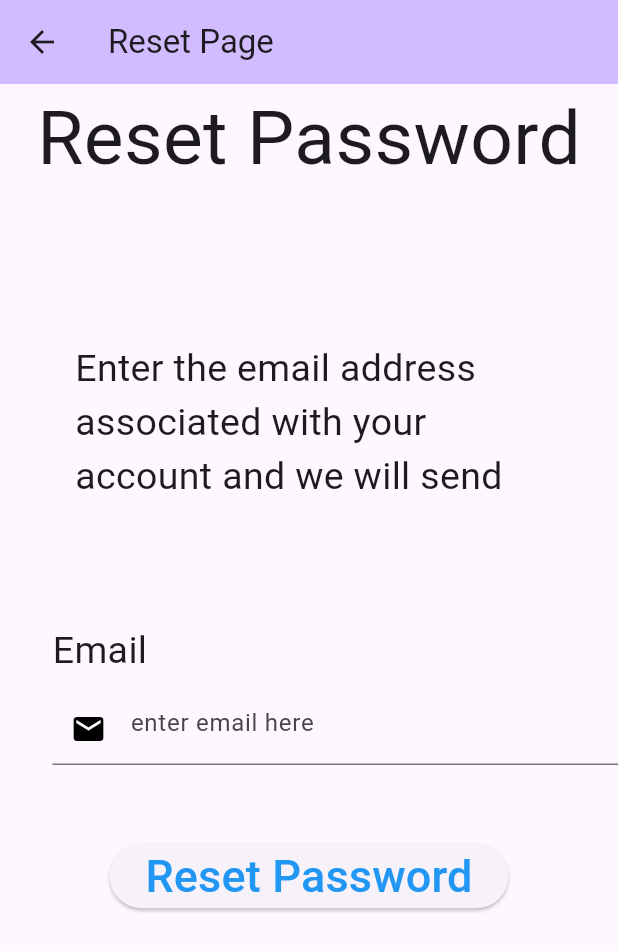
After one commit to dahiyaarjun/first_project_flutter, a Flutter app: the screen it shows after launch, after a tap on "Reset", on a phone screen of 412 x 824 dp. The commit adds this screen. Shown: the top 951 px of the screen. Run offline on Flutter 3.47's test engine with Material 3 defaults, Android fonts, the phone set to English and light mode, and no system bars; network calls fail.

Commit message:
reset pass ui

```diff
--- a/lib/login.dart
+++ b/lib/login.dart
@@ -91,6 +91,10 @@ class _UserLoginState extends State<UserLogin> {
                           ElevatedButton(onPressed: (){
                             Navigator.pushNamed(context, 'practice');
                           }, child: Text('practice')
+                          ),
+                          ElevatedButton(onPressed: (){
+                            Navigator.pushNamed(context, 'ResetPassword');
+                          }, child: Text('Reset')
                           )
                         ],
                       ),
--- a/lib/main.dart
+++ b/lib/main.dart
@@ -2,6 +2,7 @@ import 'package:first_project_flutter/login.dart';
 import 'package:first_project_flutter/model_user_login.dart';
 import 'package:first_project_flutter/practice.dart';
 import 'package:first_project_flutter/register.dart';
+import 'package:first_project_flutter/reset_pass.dart';
 import 'package:flutter/material.dart';
 
 void main() {
@@ -12,6 +13,7 @@ void main() {
       'login': (context)=>UserLogin(),
       'register': (context)=>UserRegister(),
       'practice': (context)=>Practice(),
+      'ResetPassword': (context)=>ResetPassword(),
       // 'model_user_login': (context)=>ModelUserLogin(),
     },
   ));
--- /dev/null
+++ b/lib/reset_pass.dart
@@ -0,0 +1,76 @@
+import 'package:flutter/material.dart';
+
+class ResetPassword extends StatefulWidget {
+  const ResetPassword({super.key});
+
+  @override
+  State<ResetPassword> createState() => _ResetPasswordState();
+}
+
+class _ResetPasswordState extends State<ResetPassword> {
+  @override
+  Widget build(BuildContext context) {
+    return  Scaffold(
+      appBar: AppBar(
+
+        backgroundColor: Theme.of(context).colorScheme.inversePrimary,
+
+        title: Text('Reset Page'),
+      ),
+      body:Column(
+        crossAxisAlignment: CrossAxisAlignment.center,
+        children: [
+          Row(
+            mainAxisAlignment: MainAxisAlignment.center,
+            crossAxisAlignment: CrossAxisAlignment.center,
+            children: [
+                  Container(
+                    child: Text('Reset Password',style: TextStyle(fontSize: 50),),
+
+                  ),
+            ],
+
+          ),
+          const SizedBox(height: 50),
+          Padding(padding: EdgeInsets.all(50),
+         child: Text('Enter the email address associated with your account and we will send you a link to reset your password.',style:TextStyle(fontSize: 25),maxLines: 3,),
+          ),
+          const SizedBox(height: 30),
+          Row(
+            mainAxisAlignment: MainAxisAlignment.start,
+            children: [
+              Padding(padding:EdgeInsets.only(left:35) ,
+             child: Text('Email',style:TextStyle(fontSize: 25),),
+           ),
+            ],
+          ),
+          const SizedBox(height: 10),
+          Padding(padding: EdgeInsets.only(left: 35),
+          child:TextField(
+
+            decoration: InputDecoration(
+              hintText: "enter email here",
+              fillColor: Colors.yellow,
+              // filled: true,
+               prefixIcon: Icon(Icons.email,color: Colors.black),
+              focusedBorder: OutlineInputBorder(
+                borderRadius: BorderRadius.circular(11),
+                borderSide: BorderSide(color: Colors.deepOrange,width:2),
+              ),
+            ),
+          ),
+      ),
+          const SizedBox(height: 50),
+          Container(
+            // color: Colors.blue,
+          child:  ElevatedButton(onPressed: (){ } , child: Text('Reset Password',style:TextStyle(fontSize: 30,color:Colors.blue),),),
+      ),],
+      )
+
+
+
+
+    );
+;
+  }
+}
```
Also changed, not shown: lib/backend/resetpass.dart (added).
